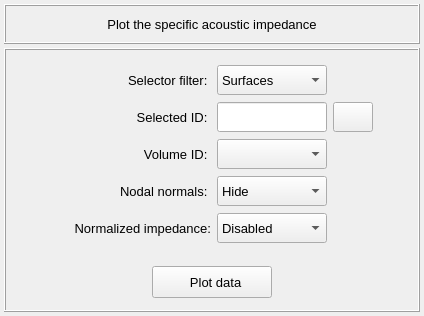
Old version of the form vibra/interface/data/ui_files/plots/acoustic/acoustic_impedance_inputs.ui in the repository MOPT-UFSC/VIBRA.
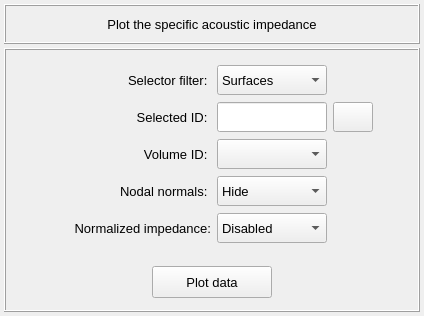
New version of the form. Icons and pictures are not drawn.

Commit message: Export the nodal impedance data

Patch:
```diff
--- a/vibra/interface/data/ui_files/plots/acoustic/acoustic_impedance_inputs.ui
+++ b/vibra/interface/data/ui_files/plots/acoustic/acoustic_impedance_inputs.ui
@@ -656,7 +656,7 @@
             <string notr="true"/>
            </property>
            <property name="text">
-            <string>  Plot data</string>
+            <string>Plot data</string>
            </property>
            <property name="autoDefault">
             <bool>false</bool>
```
Left out of the diff: 4 changed lines with no effect on the pictures. The commit also changes 5 other files.
